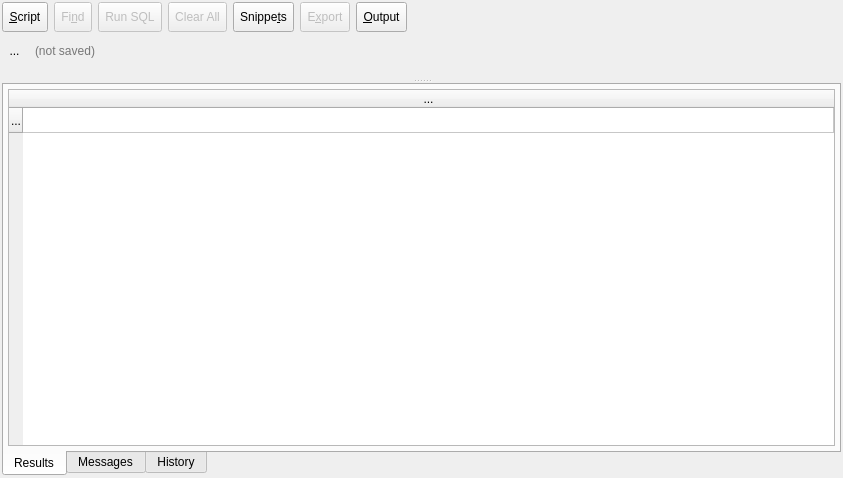
pgmodeler/pgmodeler, file libpgmodeler_ui/ui/sqlexecutionwidget.ui: the form before one commit.
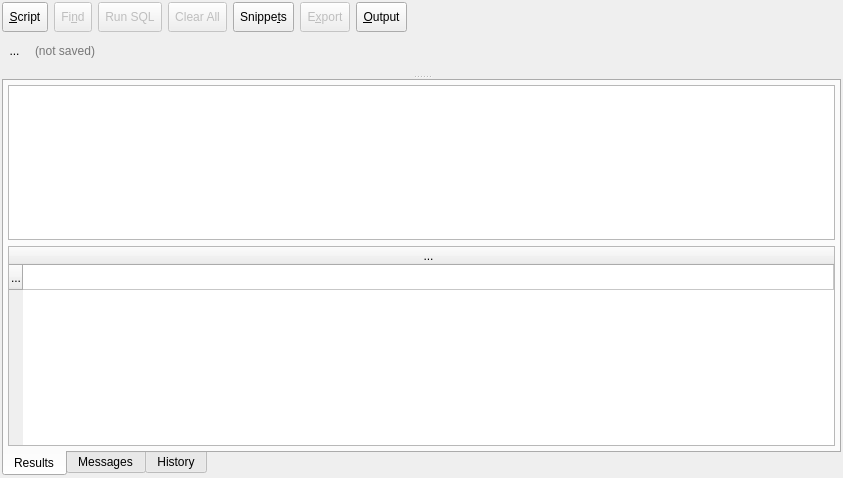
The form after the commit. Icons and pictures are not drawn.

Diff of the .ui file:
```diff
--- a/libpgmodeler_ui/ui/sqlexecutionwidget.ui
+++ b/libpgmodeler_ui/ui/sqlexecutionwidget.ui
@@ -581,7 +581,7 @@
               <property name="bottomMargin">
                <number>4</number>
               </property>
-              <item row="0" column="0">
+              <item row="1" column="0">
                <widget class="QWidget" name="results_parent" native="true">
                 <property name="minimumSize">
                  <size>
@@ -655,6 +655,34 @@
                 </layout>
                </widget>
               </item>
+              <item row="0" column="0">
+               <widget class="QTableView" name="tableView">
+                <property name="editTriggers">
+                 <set>QAbstractItemView::DoubleClicked|QAbstractItemView::EditKeyPressed</set>
+                </property>
+                <property name="alternatingRowColors">
+                 <bool>true</bool>
+                </property>
+                <property name="selectionMode">
+                 <enum>QAbstractItemView::ContiguousSelection</enum>
+                </property>
+                <attribute name="horizontalHeaderVisible">
+                 <bool>true</bool>
+                </attribute>
+                <attribute name="horizontalHeaderCascadingSectionResizes">
+                 <bool>false</bool>
+                </attribute>
+                <attribute name="horizontalHeaderStretchLastSection">
+                 <bool>true</bool>
+                </attribute>
+                <attribute name="verticalHeaderVisible">
+                 <bool>true</bool>
+                </attribute>
+                <attribute name="verticalHeaderDefaultSectionSize">
+                 <number>25</number>
+                </attribute>
+               </widget>
+              </item>
              </layout>
             </widget>
             <widget class="QWidget" name="tab_2">
```
